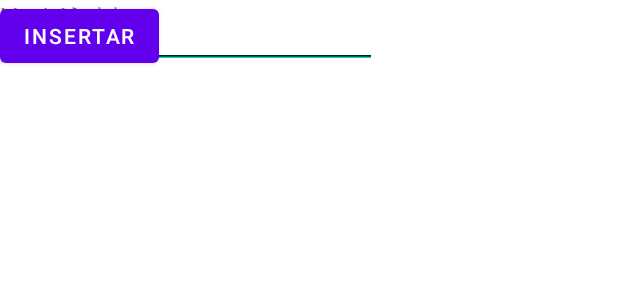
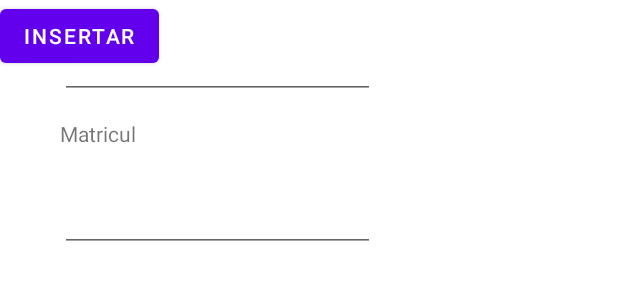
Before and after one commit to spartanh117/VehiculosApp, an Android app: the layout fragment_insertar_vehiculo.xml on its own in the app's theme, with its tools: preview values and no code run, on a phone screen of 412 x 824 dp. Shown: the top 300 px of the screen. Run offline under Robolectric (Android 15) with nearby library versions, the phone set to English and light mode, and no system bars.

Commit message:
insertar añadido

```diff
--- a/app/src/main/res/layout/fragment_insertar_vehiculo.xml
+++ b/app/src/main/res/layout/fragment_insertar_vehiculo.xml
@@ -32,65 +32,81 @@
             android:layout_height="21dp"
             android:layout_marginStart="39dp"
             android:layout_marginLeft="39dp"
+            android:layout_marginTop="15dp"
             android:layout_marginEnd="318dp"
             android:layout_marginRight="318dp"
+            android:layout_marginBottom="7dp"
             android:text="@string/modelo"
+            app:layout_constraintBottom_toTopOf="@+id/edtiTextMatricula"
             app:layout_constraintEnd_toEndOf="parent"
             app:layout_constraintStart_toStartOf="parent"
-            tools:layout_editor_absoluteY="158dp" />
+            app:layout_constraintTop_toBottomOf="@+id/edtiTextMarca" />
 
         <TextView
             android:id="@+id/textView7"
             android:layout_width="54dp"
             android:layout_height="21dp"
+            android:layout_marginStart="39dp"
+            android:layout_marginLeft="39dp"
+            android:layout_marginEnd="318dp"
+            android:layout_marginRight="318dp"
+            android:layout_marginBottom="4dp"
             android:text="@string/matricula"
-            tools:layout_editor_absoluteX="39dp"
-            tools:layout_editor_absoluteY="249dp" />
+            app:layout_constraintBottom_toTopOf="@+id/edtiTextMarca3"
+            app:layout_constraintEnd_toEndOf="parent"
+            app:layout_constraintStart_toStartOf="parent"
+            app:layout_constraintTop_toBottomOf="@+id/edtiTextMatricula" />
 
         <EditText
             android:id="@+id/edtiTextMarca"
-            android:layout_width="wrap_content"
-            android:layout_height="wrap_content"
+            android:layout_width="210dp"
+            android:layout_height="45dp"
             android:layout_marginStart="39dp"
             android:layout_marginLeft="39dp"
+            android:layout_marginTop="10dp"
             android:layout_marginEnd="162dp"
             android:layout_marginRight="162dp"
+            android:layout_marginBottom="24dp"
             android:ems="10"
             android:inputType="textPersonName"
-            android:text="Name"
+            app:layout_constraintBottom_toTopOf="@+id/textView6"
             app:layout_constraintEnd_toEndOf="parent"
             app:layout_constraintStart_toStartOf="parent"
-            tools:layout_editor_absoluteY="79dp" />
+            app:layout_constraintTop_toBottomOf="@+id/textView3" />
 
         <EditText
             android:id="@+id/edtiTextMatricula"
-            android:layout_width="wrap_content"
-            android:layout_height="wrap_content"
+            android:layout_width="210dp"
+            android:layout_height="45dp"
             android:layout_marginStart="39dp"
             android:layout_marginLeft="39dp"
+            android:layout_marginTop="12dp"
             android:layout_marginEnd="162dp"
             android:layout_marginRight="162dp"
+            android:layout_marginBottom="13dp"
             android:ems="10"
             android:inputType="textPersonName"
-            android:text="Name"
+            app:layout_constraintBottom_toTopOf="@+id/textView7"
             app:layout_constraintEnd_toEndOf="parent"
             app:layout_constraintStart_toStartOf="parent"
-            tools:layout_editor_absoluteY="191dp" />
+            app:layout_constraintTop_toBottomOf="@+id/textView6" />
 
         <EditText
             android:id="@+id/edtiTextMarca3"
-            android:layout_width="wrap_content"
-            android:layout_height="wrap_content"
+            android:layout_width="210dp"
+            android:layout_height="45dp"
             android:layout_marginStart="39dp"
             android:layout_marginLeft="39dp"
+            android:layout_marginTop="18dp"
             android:layout_marginEnd="162dp"
             android:layout_marginRight="162dp"
+            android:layout_marginBottom="45dp"
             android:ems="10"
             android:inputType="textPersonName"
-            android:text="Name"
+            app:layout_constraintBottom_toTopOf="@+id/button"
             app:layout_constraintEnd_toEndOf="parent"
             app:layout_constraintStart_toStartOf="parent"
-            tools:layout_editor_absoluteY="288dp" />
+            app:layout_constraintTop_toBottomOf="@+id/textView7" />
 
         <Button
             android:id="@+id/button"
```
